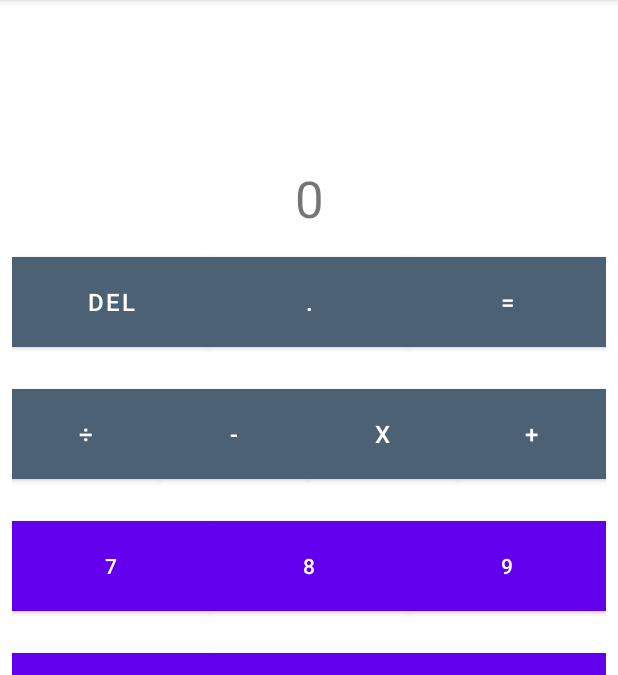
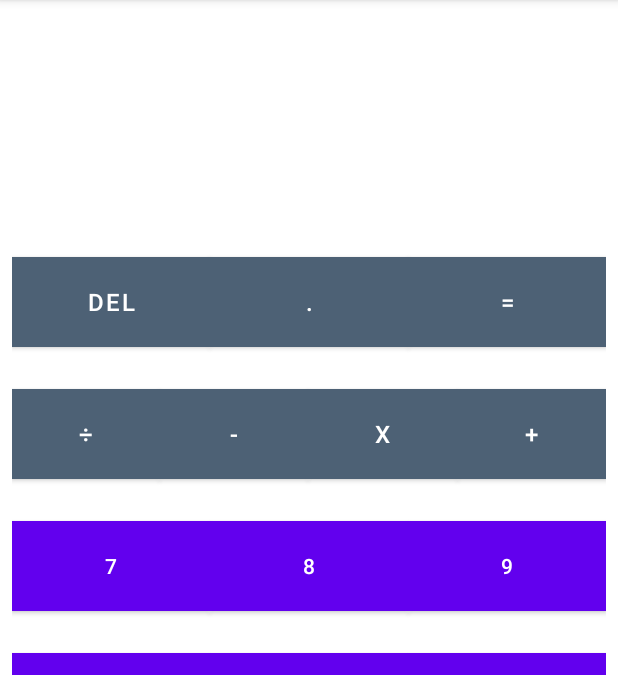
Before and after one commit to Gabsato02/exerciciosKotlinPDM, an Android app: the Lista1Exercicio5 screen opened directly, with no data from a screen before it, after a tap on "DEL", on a phone screen of 412 x 824 dp, the part 84-759 px from its top. Run offline under Robolectric (Android 15) with nearby library versions, the light colour scheme and no system bars; libraries missing offline, so code that uses them is left out: com.fathzer.soft.

Commit message:
Ajustes finais calculadora

```diff
--- a/app/src/main/java/br/senac/atividades/Lista1Exercicio5.kt
+++ b/app/src/main/java/br/senac/atividades/Lista1Exercicio5.kt
@@ -34,6 +34,7 @@ class Lista1Exercicio5 : AppCompatActivity() {
 
     private fun deleteFromExpression() {
         expression = expression.dropLast(1)
+        binding.l1ex5TextResults.text = ""
         updateExpression()
     }
 
--- a/app/src/main/res/layout/activity_lista1_exercicio5.xml
+++ b/app/src/main/res/layout/activity_lista1_exercicio5.xml
@@ -38,7 +38,6 @@
                 android:layout_width="wrap_content"
                 android:layout_height="48dp"
                 android:layout_weight="1"
-                android:text="0"
                 android:textAlignment="center"
                 android:textSize="34sp" />
         </LinearLayout>
```
